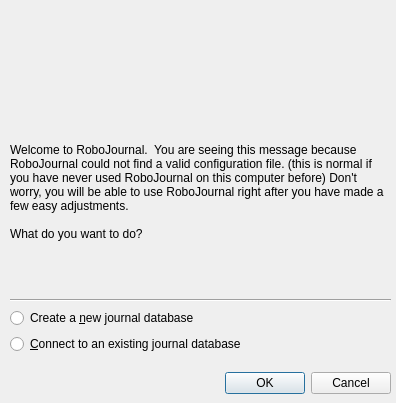
netrunner-debian-kde-extras/robojournal, file firstrun.ui: the form before one commit.
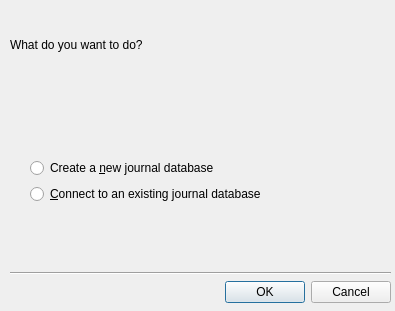
The form after the commit. Icons and pictures are not drawn.

```diff
--- a/firstrun.ui
+++ b/firstrun.ui
@@ -6,8 +6,8 @@
    <rect>
     <x>0</x>
     <y>0</y>
-    <width>396</width>
-    <height>403</height>
+    <width>395</width>
+    <height>311</height>
    </rect>
   </property>
   <property name="windowTitle">
@@ -17,80 +17,113 @@
    <iconset resource="images.qrc">
     <normaloff>:/icons/robojournal-icon.png</normaloff>:/icons/robojournal-icon.png</iconset>
   </property>
-  <widget class="QLabel" name="label">
-   <property name="geometry">
-    <rect>
-     <x>10</x>
-     <y>0</y>
-     <width>381</width>
-     <height>141</height>
-    </rect>
-   </property>
-   <property name="text">
-    <string/>
-   </property>
-   <property name="pixmap">
-    <pixmap resource="images.qrc">:/icons/robojournal.png</pixmap>
-   </property>
-  </widget>
-  <widget class="QDialogButtonBox" name="buttonBox">
-   <property name="geometry">
-    <rect>
-     <x>10</x>
-     <y>370</y>
-     <width>381</width>
-     <height>27</height>
-    </rect>
-   </property>
-   <property name="standardButtons">
-    <set>QDialogButtonBox::Cancel|QDialogButtonBox::Ok</set>
-   </property>
-  </widget>
   <widget class="QWidget" name="layoutWidget">
    <property name="geometry">
     <rect>
      <x>10</x>
-     <y>143</y>
+     <y>12</y>
      <width>381</width>
-     <height>211</height>
+     <height>291</height>
     </rect>
    </property>
-   <layout class="QVBoxLayout" name="verticalLayout" stretch="1,0,0,0">
+   <layout class="QVBoxLayout" name="verticalLayout_2">
+    <item>
+     <widget class="QLabel" name="label">
+      <property name="text">
+       <string/>
+      </property>
+      <property name="pixmap">
+       <pixmap resource="images.qrc">:/icons/robojournal.png</pixmap>
+      </property>
+     </widget>
+    </item>
+    <item>
+     <spacer name="verticalSpacer_3">
+      <property name="orientation">
+       <enum>Qt::Vertical</enum>
+      </property>
+      <property name="sizeType">
+       <enum>QSizePolicy::Fixed</enum>
+      </property>
+      <property name="sizeHint" stdset="0">
+       <size>
+        <width>20</width>
+        <height>6</height>
+       </size>
+      </property>
+     </spacer>
+    </item>
     <item>
      <widget class="QLabel" name="label_2">
       <property name="text">
-       <string>Welcome to RoboJournal.  You are seeing this message because RoboJournal could not find a valid configuration file. (this is normal if you have never used RoboJournal on this computer before) Don't worry, you will be able to use RoboJournal right after you have made a few easy adjustments.
-
-What do you want to do?
-
-</string>
-      </property>
-      <property name="alignment">
-       <set>Qt::AlignLeading|Qt::AlignLeft|Qt::AlignTop</set>
-      </property>
-      <property name="wordWrap">
-       <bool>true</bool>
+       <string>What do you want to do?</string>
       </property>
      </widget>
     </item>
     <item>
-     <widget class="Line" name="line">
+     <spacer name="verticalSpacer_2">
+      <property name="orientation">
+       <enum>Qt::Vertical</enum>
+      </property>
+      <property name="sizeHint" stdset="0">
+       <size>
+        <width>20</width>
+        <height>40</height>
+       </size>
+      </property>
+     </spacer>
+    </item>
+    <item>
+     <layout class="QVBoxLayout" name="verticalLayout">
+      <property name="leftMargin">
+       <number>20</number>
+      </property>
+      <property name="rightMargin">
+       <number>20</number>
+      </property>
+      <item>
+       <widget class="QRadioButton" name="NewJournal">
+        <property name="text">
+         <string>Create a &amp;new journal database</string>
+        </property>
+       </widget>
+      </item>
+      <item>
+       <widget class="QRadioButton" name="UseExisting">
+        <property name="text">
+         <string>&amp;Connect to an existing journal database</string>
+        </property>
+       </widget>
+      </item>
+     </layout>
+    </item>
+    <item>
+     <spacer name="verticalSpacer">
+      <property name="orientation">
+       <enum>Qt::Vertical</enum>
+      </property>
+      <property name="sizeType">
+       <enum>QSizePolicy::Preferred</enum>
+      </property>
+      <property name="sizeHint" stdset="0">
+       <size>
+        <width>20</width>
+        <height>62</height>
+       </size>
+      </property>
+     </spacer>
+    </item>
+    <item>
+     <widget class="Line" name="line_2">
       <property name="orientation">
        <enum>Qt::Horizontal</enum>
       </property>
      </widget>
     </item>
     <item>
-     <widget class="QRadioButton" name="NewJournal">
-      <property name="text">
-       <string>Create a &amp;new journal database</string>
-      </property>
-     </widget>
-    </item>
-    <item>
-     <widget class="QRadioButton" name="UseExisting">
-      <property name="text">
-       <string>&amp;Connect to an existing journal database</string>
+     <widget class="QDialogButtonBox" name="buttonBox">
+      <property name="standardButtons">
+       <set>QDialogButtonBox::Cancel|QDialogButtonBox::Ok</set>
       </property>
      </widget>
     </item>
```
